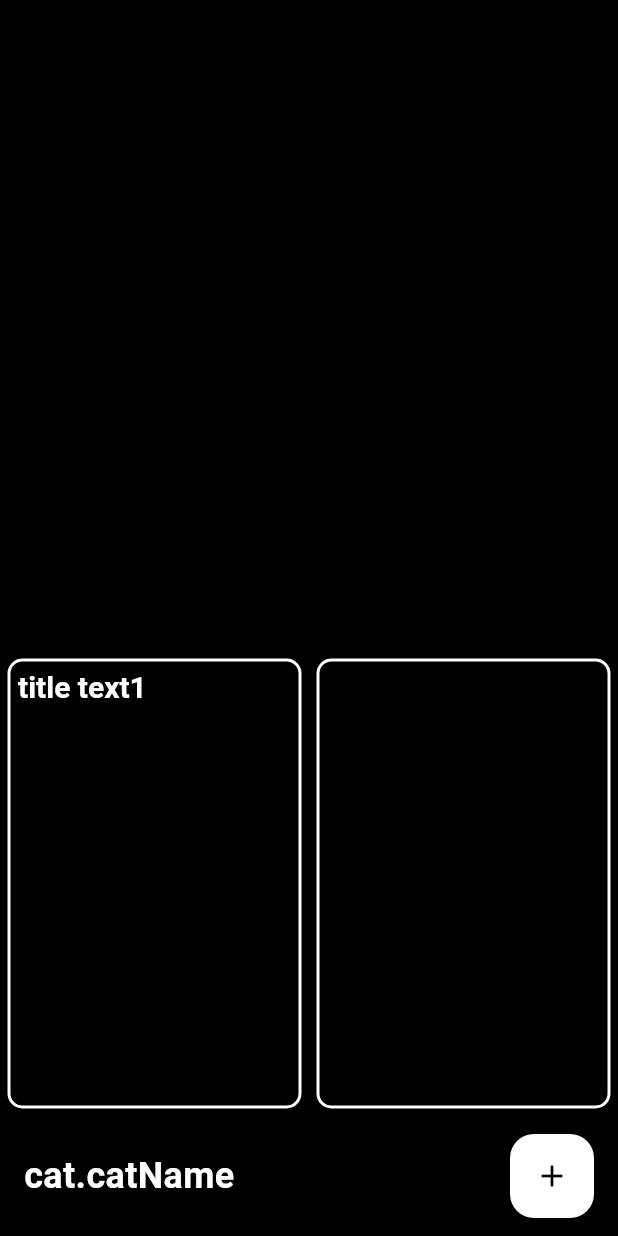
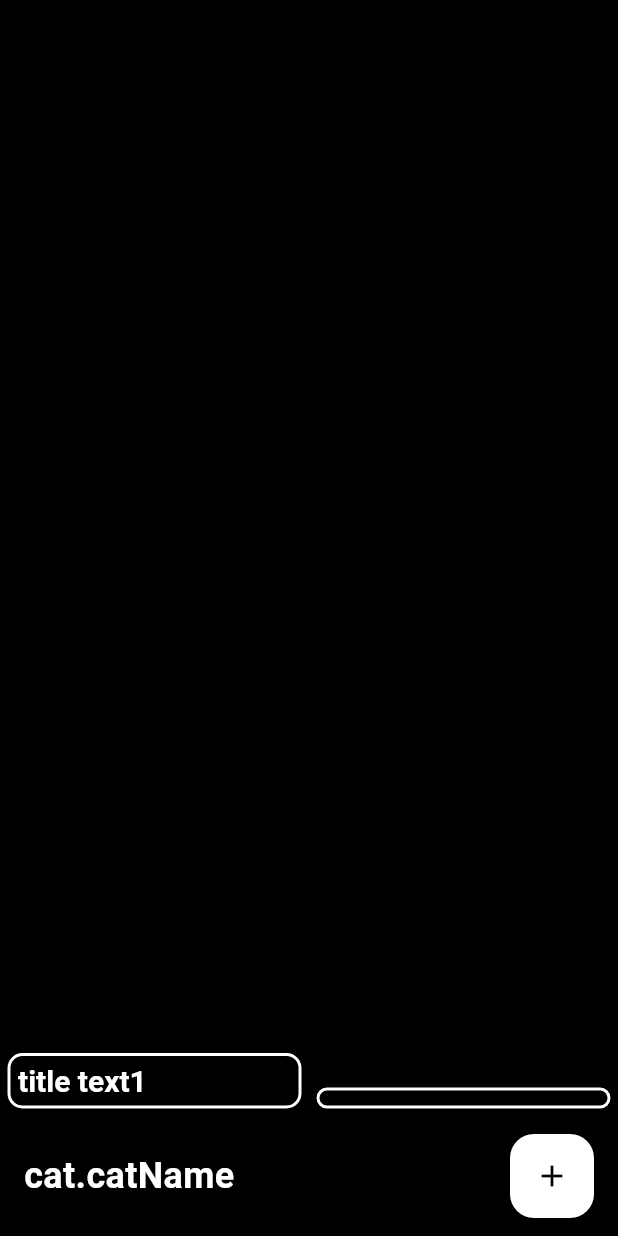
Before and after one commit to evixture/vNotes, a Flutter app: the screen it shows after launch, on a phone screen of 412 x 824 dp. Run offline on Flutter 3.47's test engine with Material 3 defaults, Android fonts, the phone set to English and light mode, and no system bars.

Commit message:
FINALLY WORKS

```diff
--- a/data/notes.json
+++ b/data/notes.json
@@ -9,13 +9,13 @@
       },
       {
         "type": "text",
-        "text": "this is text2"
+        "text": "this is text1"
       }
     ],
     [
       {
         "type": "title",
-        "data": "title text1"
+        "data": "title text2"
       },
       {
         "type": "text",
--- a/lib/note.dart
+++ b/lib/note.dart
@@ -61,7 +61,7 @@ class Note extends StatelessWidget {
       margin: const EdgeInsets.all(5),
       padding: const EdgeInsets.all(5),
       //doesnt resize to fit contents
-      height: 300,
+      //height: 300,
 
       /*
       SOLID WHITE BG
--- a/lib/noteElement.dart
+++ b/lib/noteElement.dart
@@ -8,7 +8,7 @@ class BasicElement extends StatelessWidget {
   // }
 
   @override
-  Widget build(BuildContext context) {
+  Container build(BuildContext context) {
     return Container();
   }
 }
@@ -40,10 +40,11 @@ class TitleElement extends BasicElement {
   TitleElement(this.text, {super.key}); //takes in json??
 
   @override
-  Widget build(BuildContext context) {
+  Container build(BuildContext context) {
 //  Widget get() {
     print("-> called titleElement Build");
-    return Row(
+    return Container(
+      child: Row(
         children: [
           Expanded(
               //fit: FlexFit.loose,
@@ -57,6 +58,7 @@ class TitleElement extends BasicElement {
                         fontSize: 20,
                       ))))
         ],
+      ),
     );
   }
 }
```
Lines whose indentation alone changed are shown as unchanged.
